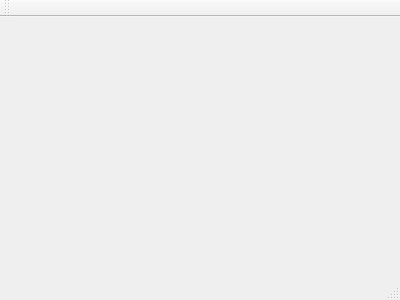
Old version of the form mainwindow.ui in the repository vkensou/DOTA2Statistics.
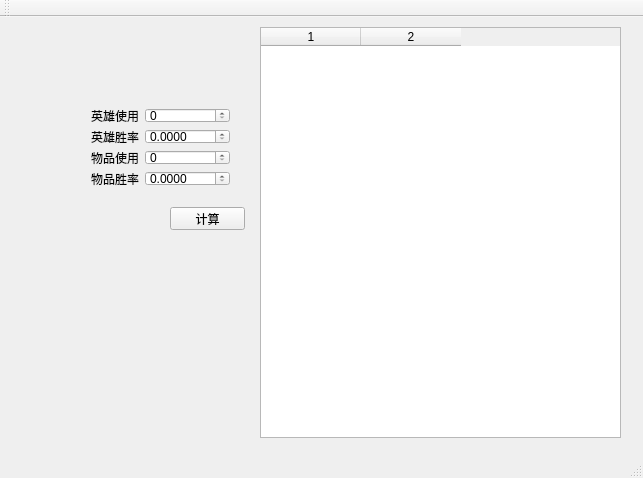
New version of the form.

Commit message: Add a table to show X2

The edit to the form file:
```diff
--- a/mainwindow.ui
+++ b/mainwindow.ui
@@ -1,24 +1,173 @@
 <ui version="4.0">
  <class>MainWindow</class>
- <widget class="QMainWindow" name="MainWindow" >
-  <property name="geometry" >
+ <widget class="QMainWindow" name="MainWindow">
+  <property name="geometry">
    <rect>
     <x>0</x>
     <y>0</y>
-    <width>400</width>
-    <height>300</height>
+    <width>643</width>
+    <height>478</height>
    </rect>
   </property>
   <property name="windowTitle" >
    <string>MainWindow</string>
   </property>
-  <widget class="QMenuBar" name="menuBar" />
-  <widget class="QToolBar" name="mainToolBar" />
-  <widget class="QWidget" name="centralWidget" />
-  <widget class="QStatusBar" name="statusBar" />
+  <widget class="QWidget" name="centralWidget">
+   <widget class="QWidget" name="gridLayoutWidget">
+    <property name="geometry">
+     <rect>
+      <x>80</x>
+      <y>80</y>
+      <width>161</width>
+      <height>100</height>
+     </rect>
+    </property>
+    <layout class="QFormLayout" name="formLayout">
+     <item row="0" column="0">
+      <widget class="QLabel" name="label">
+       <property name="text">
+        <string>英雄使用</string>
+       </property>
+      </widget>
+     </item>
+     <item row="0" column="1">
+      <widget class="QSpinBox" name="spin_HeroUsed">
+       <property name="maximum">
+        <number>999999999</number>
+       </property>
+      </widget>
+     </item>
+     <item row="1" column="0">
+      <widget class="QLabel" name="label_2">
+       <property name="text">
+        <string>英雄胜率</string>
+       </property>
+      </widget>
+     </item>
+     <item row="1" column="1">
+      <widget class="QDoubleSpinBox" name="spin_HeroRate">
+       <property name="decimals">
+        <number>4</number>
+       </property>
+       <property name="maximum">
+        <double>1.000000000000000</double>
+       </property>
+       <property name="singleStep">
+        <double>0.100000000000000</double>
+       </property>
+      </widget>
+     </item>
+     <item row="2" column="0">
+      <widget class="QLabel" name="label_3">
+       <property name="text">
+        <string>物品使用</string>
+       </property>
+      </widget>
+     </item>
+     <item row="2" column="1">
+      <widget class="QSpinBox" name="spin_ItemUsed">
+       <property name="maximum">
+        <number>999999999</number>
+       </property>
+      </widget>
+     </item>
+     <item row="3" column="0">
+      <widget class="QLabel" name="label_4">
+       <property name="text">
+        <string>物品胜率</string>
+       </property>
+      </widget>
+     </item>
+     <item row="3" column="1">
+      <widget class="QDoubleSpinBox" name="spin_ItemRate">
+       <property name="decimals">
+        <number>4</number>
+       </property>
+       <property name="maximum">
+        <double>1.000000000000000</double>
+       </property>
+       <property name="singleStep">
+        <double>0.100000000000000</double>
+       </property>
+      </widget>
+     </item>
+    </layout>
+   </widget>
+   <widget class="QPushButton" name="btn_CalcX2">
+    <property name="geometry">
+     <rect>
+      <x>170</x>
+      <y>190</y>
+      <width>75</width>
+      <height>23</height>
+     </rect>
+    </property>
+    <property name="text">
+     <string>计算</string>
+    </property>
+   </widget>
+   <widget class="QLabel" name="lbl_result">
+    <property name="geometry">
+     <rect>
+      <x>80</x>
+      <y>230</y>
+      <width>54</width>
+      <height>12</height>
+     </rect>
+    </property>
+    <property name="text">
+     <string/>
+    </property>
+   </widget>
+   <widget class="QTableWidget" name="table_items">
+    <property name="geometry">
+     <rect>
+      <x>260</x>
+      <y>10</y>
+      <width>361</width>
+      <height>411</height>
+     </rect>
+    </property>
+    <property name="editTriggers">
+     <set>QAbstractItemView::NoEditTriggers</set>
+    </property>
+    <property name="rowCount">
+     <number>0</number>
+    </property>
+    <property name="columnCount">
+     <number>2</number>
+    </property>
+    <attribute name="horizontalHeaderVisible">
+     <bool>true</bool>
+    </attribute>
+    <attribute name="verticalHeaderVisible">
+     <bool>false</bool>
+    </attribute>
+    <column/>
+    <column/>
+   </widget>
+  </widget>
+  <widget class="QMenuBar" name="menuBar">
+   <property name="geometry">
+    <rect>
+     <x>0</x>
+     <y>0</y>
+     <width>643</width>
+     <height>23</height>
+    </rect>
+   </property>
+  </widget>
+  <widget class="QToolBar" name="mainToolBar">
+   <attribute name="toolBarArea">
+    <enum>TopToolBarArea</enum>
+   </attribute>
+   <attribute name="toolBarBreak">
+    <bool>false</bool>
+   </attribute>
+  </widget>
+  <widget class="QStatusBar" name="statusBar"/>
  </widget>
- <layoutDefault spacing="6" margin="11" />
- <pixmapfunction></pixmapfunction>
+ <layoutdefault spacing="6" margin="11"/>
  <resources/>
  <connections/>
 </ui>
```
Left out of the diff: 3 changed lines with no effect on the pictures. The commit also changes 10 other files.
